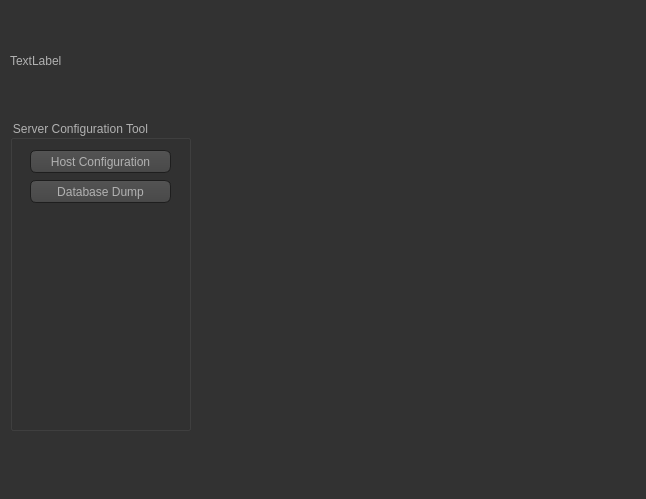
Above: mainwindow.ui from Thejuster/rAthena-Studio before the change. Below: the same form after it.
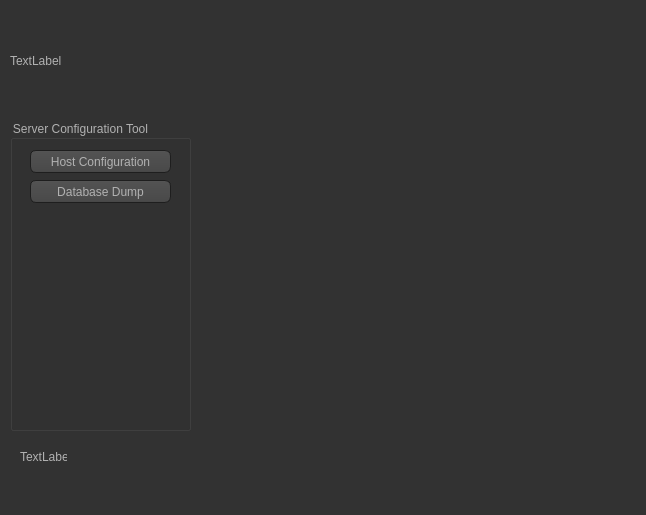
That is the form after the change. Icons and pictures are not drawn.

The edit to the form file:
```diff
--- a/mainwindow.ui
+++ b/mainwindow.ui
@@ -7,7 +7,7 @@
     <x>0</x>
     <y>0</y>
     <width>646</width>
-    <height>499</height>
+    <height>515</height>
    </rect>
   </property>
   <property name="windowTitle">
@@ -533,6 +533,19 @@
      </property>
     </widget>
    </widget>
+   <widget class="QLabel" name="label_2">
+    <property name="geometry">
+     <rect>
+      <x>20</x>
+      <y>450</y>
+      <width>47</width>
+      <height>13</height>
+     </rect>
+    </property>
+    <property name="text">
+     <string>TextLabel</string>
+    </property>
+   </widget>
   </widget>
   <widget class="QMenuBar" name="menuBar">
    <property name="geometry">
```
Left out of the diff: 2 changed lines with no effect on the pictures.
